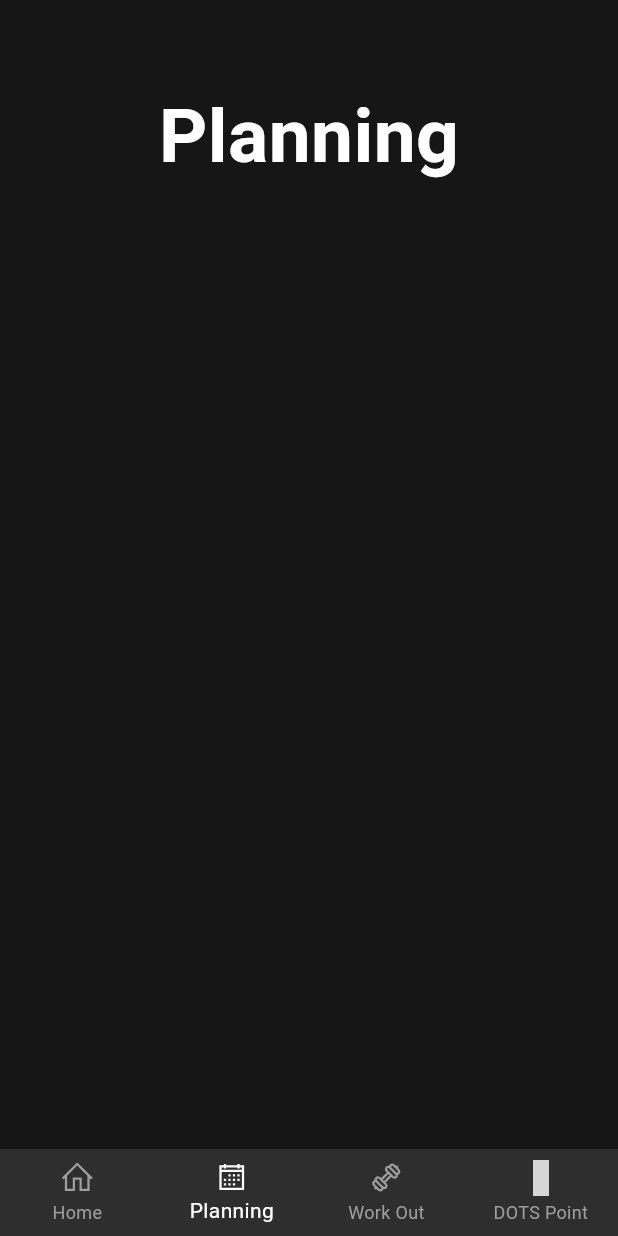
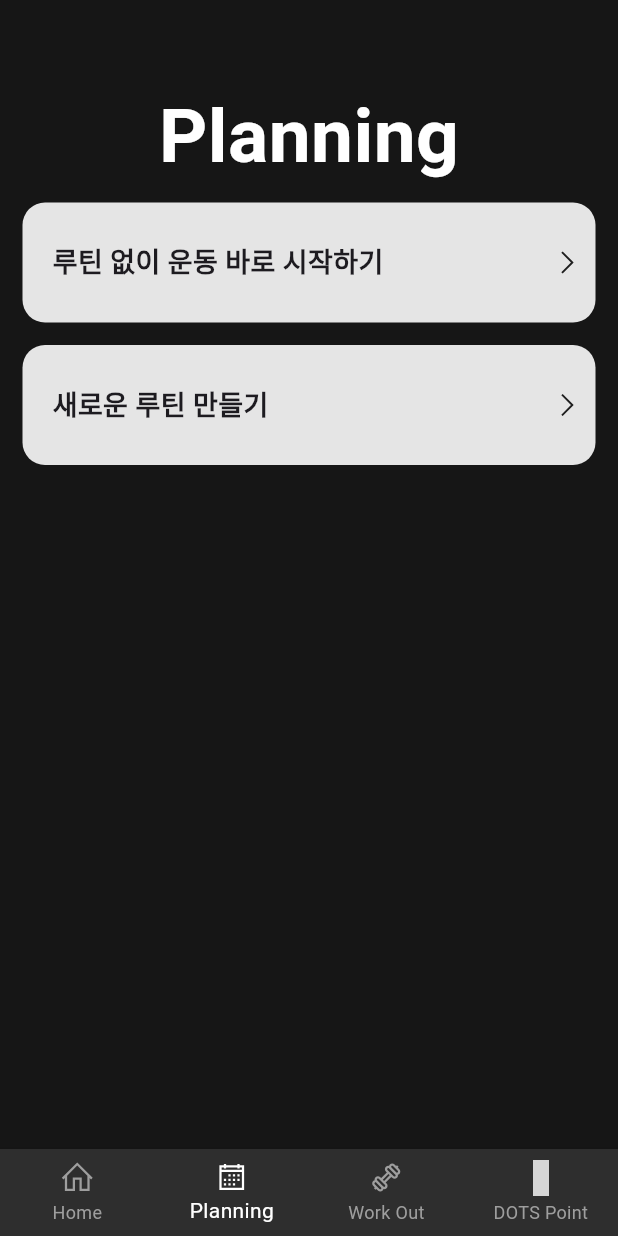
Before and after one commit to AXAX-Kuddy/work_out_diary, a Flutter app: the screen it shows after launch, item 2 of the bottom bar chosen, on a phone screen of 412 x 824 dp. Run offline on Flutter 3.47's test engine with Material 3 defaults, Android fonts, the light colour scheme and no system bars; our stand-ins replace line_icons; Roboto replaces fonts that are missing (Pretendard); grey boxes are pictures that could not be loaded.

Commit message:
2024.02.19
홈 대충 완료 플랜페이지 ㄱㄱ

```diff
--- a/work_out_app/lib/main.dart
+++ b/work_out_app/lib/main.dart
@@ -1,5 +1,6 @@
 //기본
 import 'package:flutter/material.dart';
+
 import 'package:work_out_app/widgets/base_page.dart';
 import 'package:work_out_app/palette.dart' as palette;
 
@@ -10,6 +11,8 @@
 import 'package:work_out_app/screens/dots_point_screen.dart';
 
 //패키지들
+import 'package:provider/provider.dart';
+import 'package:work_out_app/store.dart' as provider;
 
 //아이콘
 import 'package:line_icons/line_icons.dart';
@@ -17,11 +20,21 @@
 
 void main() {
   runApp(
-    MaterialApp(
-      theme: ThemeData(
-        fontFamily: "Pretendard",
+    MultiProvider(
+      providers: [
+        ChangeNotifierProvider(
+          create: (context) => provider.Store(),
+        ),
+        ChangeNotifierProvider(
+          create: (context) => provider.WorkOutListStore(),
+        ),
+      ],
+      child: MaterialApp(
+        theme: ThemeData(
+          fontFamily: "Pretendard",
+        ),
+        home: const MyApp(),
       ),
-      home: const MyApp(),
     ),
   );
 }
@@ -34,31 +47,19 @@
 }
 
 class _MyAppState extends State<MyApp> {
-  int pageNum = 0;
-
-  void changePage(int selectPage) {
-    setState(() {
-      pageNum = selectPage;
-    });
-  }
-
   @override
   Widget build(BuildContext context) {
     return Scaffold(
       body: [
-        HomeScreen(
-          changePage: changePage,
-        ),
+        const HomeScreen(),
         const PlanningScreen(),
         const WorkOutScreen(),
         const DotsPointScreen(),
-      ][pageNum],
+      ][context.watch<provider.Store>().pageNum],
       bottomNavigationBar: BottomNavigationBar(
-        currentIndex: pageNum,
+        currentIndex: context.watch<provider.Store>().pageNum,
         onTap: (pageIndex) {
-          setState(() {
-            pageNum = pageIndex;
-          });
+          context.read<provider.Store>().changePage(pageIndex);
         },
         backgroundColor: palette.bgFadeColor,
         selectedItemColor: Colors.white,
--- a/work_out_app/lib/screens/home_screen_widgets/top_profile_card.dart
+++ b/work_out_app/lib/screens/home_screen_widgets/top_profile_card.dart
@@ -11,7 +11,7 @@ class ProfileCard extends StatelessWidget {
   Widget build(BuildContext context) {
     return WidgetsBox(
       backgroundColor: palette.cardColorYelGreen,
-      crossAxisAlignment: CrossAxisAlignment.center,
+      verticalAxis: CrossAxisAlignment.center,
       inputContent: [
         const Text(
           "유저 이름",
--- a/work_out_app/lib/screens/plan_screen.dart
+++ b/work_out_app/lib/screens/plan_screen.dart
@@ -1,7 +1,14 @@
 import 'package:flutter/material.dart';
+import 'package:line_icons/line_icon.dart';
+import 'package:line_icons/line_icons.dart';
 import 'package:work_out_app/palette.dart' as palette;
+import 'package:work_out_app/screens/plan_screen_widgets.dart/routine_page.dart';
+import 'package:work_out_app/screens/work_out_screen.dart';
 import 'package:work_out_app/widgets/base_page.dart';
+import 'package:work_out_app/widgets/wide_button.dart';
 import 'package:work_out_app/widgets/widget_box.dart';
+import 'package:provider/provider.dart';
+import 'package:work_out_app/store.dart' as provider;
 
 class PlanningScreen extends StatelessWidget {
   const PlanningScreen({super.key});
@@ -23,7 +30,59 @@ class PlanningScreen extends StatelessWidget {
               ),
             ),
           ],
-        )
+        ),
+        WideButton(
+          onTapUpFunction: () => context.read<provider.Store>().changePage(2),
+          height: 80,
+          inputContent: const [
+            SizedBox(
+              width: 10,
+            ),
+            Text(
+              "루틴 없이 운동 바로 시작하기",
+              style: TextStyle(
+                fontSize: 18,
+                fontWeight: FontWeight.bold,
+              ),
+            ),
+            Spacer(),
+            LineIcon(
+              LineIcons.angleRight,
+              size: 20,
+            ),
+          ],
+        ),
+        const SizedBox(
+          height: 15,
+        ),
+        WideButton(
+          onTapUpFunction: () {
+            Navigator.push(
+              context,
+              MaterialPageRoute(
+                builder: (context) => const RoutinePage(),
+              ),
+            );
+          },
+          height: 80,
+          inputContent: const [
+            SizedBox(
+              width: 10,
+            ),
+            Text(
+              "새로운 루틴 만들기",
+              style: TextStyle(
+                fontSize: 18,
+                fontWeight: FontWeight.bold,
+              ),
+            ),
+            Spacer(),
+            LineIcon(
+              LineIcons.angleRight,
+              size: 20,
+            ),
+          ],
+        ),
       ],
     );
   }
--- /dev/null
+++ b/work_out_app/lib/widgets/wide_button.dart
@@ -0,0 +1,84 @@
+import 'package:flutter/material.dart';
+import 'package:line_icons/line_icon.dart';
+import 'package:line_icons/line_icons.dart';
+import 'package:provider/provider.dart';
+import 'package:work_out_app/palette.dart' as palette;
+import 'package:work_out_app/store.dart';
+import 'package:work_out_app/widgets/widget_box.dart';
+
+class WideButton extends StatefulWidget {
+  final Color unTapColor;
+  final Color tapColor;
+  final List<Widget> inputContent;
+  final bool buttonTest;
+  final Function? onTapUpFunction;
+
+  final MainAxisAlignment horizontalAxis;
+  final CrossAxisAlignment verticalAxis;
+
+  final double height;
+  final double? width;
+
+  const WideButton({
+    super.key,
+    this.unTapColor = const Color.fromARGB(226, 255, 255, 255),
+    this.tapColor = const Color.fromARGB(183, 255, 255, 255),
+    this.inputContent = const [
+      Text("컨텐츠를 입력하세요"),
+    ],
+    this.onTapUpFunction,
+    this.buttonTest = false,
+    this.horizontalAxis = MainAxisAlignment.center,
+    this.verticalAxis = CrossAxisAlignment.center,
+    this.height = 50,
+    this.width,
+  });
+
+  @override
+  State<WideButton> createState() => _WideButtonState();
+}
+
+class _WideButtonState extends State<WideButton> {
+  late Color btnColor;
+  late bool buttonTest;
+
+  @override
+  void initState() {
+    btnColor = widget.unTapColor;
+    buttonTest = widget.buttonTest;
+  }
+
+  @override
+  Widget build(BuildContext context) {
+    return GestureDetector(
+        onTapDown: (details) {
+          setState(() {
+            btnColor = widget.tapColor;
+          });
+        },
+        onTapUp: (details) {
+          setState(() {
+            btnColor = widget.unTapColor;
+          });
+          if (buttonTest) {
+            print("버튼테스트");
+          }
+          widget.onTapUpFunction?.call();
+        },
+        onTapCancel: () {
+          setState(() {
+            btnColor = widget.unTapColor;
+          });
+        },
+        child: WidgetsBox(
+          backgroundColor: btnColor,
+          horizontalAxis: widget.horizontalAxis,
+          verticalAxis: widget.verticalAxis,
+          height: widget.height,
+          width: widget.width,
+          inputContent: [
+            ...widget.inputContent,
+          ],
+        ));
+  }
+}
--- a/work_out_app/lib/widgets/widget_box.dart
+++ b/work_out_app/lib/widgets/widget_box.dart
@@ -4,23 +4,26 @@ import 'package:work_out_app/palette.dart' as palette;
 class WidgetsBox extends StatelessWidget {
   final Color backgroundColor;
   final double height;
+  final double? width;
   final List<Widget> inputContent;
-  final MainAxisAlignment mainAxisAlignment;
-  final CrossAxisAlignment crossAxisAlignment;
+  final MainAxisAlignment horizontalAxis;
+  final CrossAxisAlignment verticalAxis;
 
   const WidgetsBox({
     super.key,
     this.backgroundColor = Colors.white,
     this.height = 100,
+    this.width,
     required this.inputContent,
-    this.mainAxisAlignment = MainAxisAlignment.spaceEvenly,
-    this.crossAxisAlignment = CrossAxisAlignment.start,
+    this.horizontalAxis = MainAxisAlignment.spaceEvenly,
+    this.verticalAxis = CrossAxisAlignment.start,
   });
 
   @override
   Widget build(BuildContext context) {
     return Container(
       height: height,
+      width: width,
       decoration: BoxDecoration(
         color: backgroundColor,
         borderRadius: BorderRadius.circular(15),
@@ -28,8 +31,8 @@ class WidgetsBox extends StatelessWidget {
       child: Padding(
         padding: const EdgeInsets.all(10),
         child: Row(
-          mainAxisAlignment: mainAxisAlignment,
-          crossAxisAlignment: crossAxisAlignment,
+          mainAxisAlignment: horizontalAxis,
+          crossAxisAlignment: verticalAxis,
           children: [
             ...inputContent,
           ],
--- a/work_out_app/pubspec.yaml
+++ b/work_out_app/pubspec.yaml
@@ -36,6 +36,7 @@ dependencies:
   # Use with the CupertinoIcons class for iOS style icons.
   cupertino_icons: ^1.0.2
   line_icons: ^2.0.3
+  provider: ^6.1.1
 
 dev_dependencies:
   flutter_test:
```
Also changed, not shown: work_out_app/lib/screens/home_screen.dart (+28 -6 lines), work_out_app/lib/screens/home_screen_widgets/lets_start_button.dart (deleted, +0 -59 lines), work_out_app/lib/screens/plan_screen_widgets.dart/routine_page.dart (added, +61 -0 lines), work_out_app/lib/screens/plan_screen_widgets.dart/select_work_out_page.dart (added, +93 -0 lines), work_out_app/lib/store.dart (added, +20 -0 lines), work_out_app/pubspec.lock.
